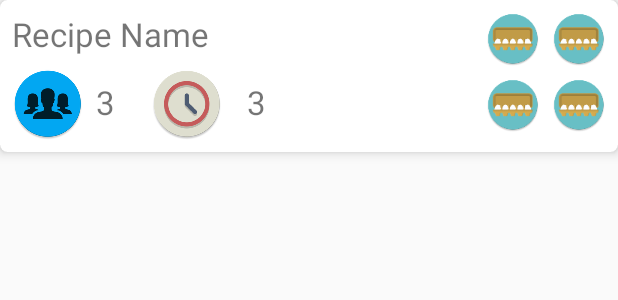
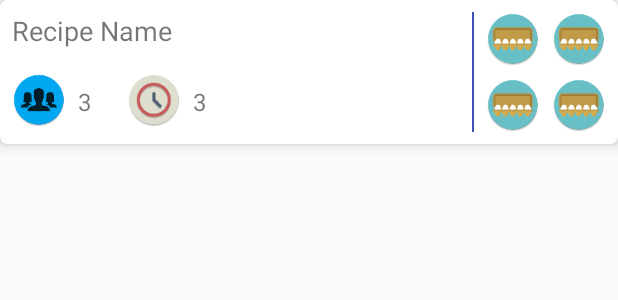
Before and after one commit to lestanzione/MyBookRecipe, an Android app: the layout row_recipe.xml on its own in the app's theme, with its tools: preview values and no code run, on a phone screen of 412 x 824 dp. Shown: the top 300 px of the screen. Run offline under Robolectric (Android 15) with nearby library versions, the phone set to English and light mode, and no system bars.

Commit message:
Small UI improvements

```diff
--- a/app/src/main/res/layout/layout_recipe_new.xml
+++ b/app/src/main/res/layout/layout_recipe_new.xml
@@ -5,7 +5,6 @@
     android:id="@+id/newRecipeNestedScrollView"
     android:layout_width="match_parent"
     android:layout_height="match_parent"
-    android:background="@color/colorAccent"
     app:layout_behavior="@string/appbar_scrolling_view_behavior">
 
     <RelativeLayout
@@ -202,8 +201,11 @@
                         android:layout_height="wrap_content"
                         android:hint="Serves"
                         android:inputType="number"
+                        android:maxLength="2"
                         android:singleLine="true"
-                        android:layout_toRightOf="@id/newRecipeServesImageView"/>
+                        android:background="@android:color/transparent"
+                        android:layout_toRightOf="@id/newRecipeServesImageView"
+                        android:layout_centerVertical="true"/>
 
                 </RelativeLayout>
 
--- a/app/src/main/res/layout/row_recipe.xml
+++ b/app/src/main/res/layout/row_recipe.xml
@@ -60,12 +60,23 @@
             android:layout_marginEnd="8dp"
             android:layout_marginBottom="8dp"/>
 
+        <View
+            android:id="@+id/recipeItemDivider"
+            android:layout_width="1dp"
+            android:layout_height="80dp"
+            android:background="@color/colorPrimary"
+            android:layout_marginTop="8dp"
+            android:layout_marginRight="8dp"
+            android:layout_marginEnd="8dp"
+            android:layout_toLeftOf="@id/recipeItem1ImageView"
+            android:layout_toStartOf="@id/recipeItem1ImageView"/>
+
         <TextView
             android:id="@+id/recipeNameTextView"
             android:layout_width="wrap_content"
             android:layout_height="wrap_content"
             android:text="Recipe Name"
-            android:textSize="22sp"
+            android:textSize="18sp"
             android:maxLines="1"
             android:ellipsize="end"
             android:layout_alignParentLeft="true"
@@ -73,15 +84,15 @@
             android:layout_marginTop="8dp"
             android:layout_marginLeft="8dp"
             android:layout_marginStart="8dp"
-            android:layout_toLeftOf="@id/recipeItem1ImageView"
-            android:layout_toStartOf="@id/recipeItem1ImageView"/>
+            android:layout_toLeftOf="@id/recipeItemDivider"
+            android:layout_toStartOf="@id/recipeItemDivider"/>
 
         <ImageView
             android:id="@+id/recipeServesImageView"
-            android:layout_width="wrap_content"
-            android:layout_height="wrap_content"
+            android:layout_width="36dp"
+            android:layout_height="36dp"
             android:src="@drawable/ic_people"
-            android:layout_marginTop="8dp"
+            android:layout_marginTop="16dp"
             android:layout_marginLeft="8dp"
             android:layout_marginStart="8dp"
             android:layout_marginBottom="8dp"
@@ -92,8 +103,8 @@
             android:layout_width="wrap_content"
             android:layout_height="wrap_content"
             android:text="3"
-            android:textSize="22sp"
-            android:layout_marginTop="16dp"
+            android:textSize="16sp"
+            android:layout_marginTop="24dp"
             android:layout_marginLeft="8dp"
             android:layout_marginStart="8dp"
             android:layout_toRightOf="@id/recipeServesImageView"
@@ -101,10 +112,10 @@
 
         <ImageView
             android:id="@+id/recipeDurationImageView"
-            android:layout_width="wrap_content"
-            android:layout_height="wrap_content"
+            android:layout_width="36dp"
+            android:layout_height="36dp"
             android:src="@drawable/ic_clock"
-            android:layout_marginTop="8dp"
+            android:layout_marginTop="16dp"
             android:layout_marginLeft="24dp"
             android:layout_marginStart="24dp"
             android:layout_marginBottom="8dp"
@@ -116,10 +127,10 @@
             android:layout_width="wrap_content"
             android:layout_height="wrap_content"
             android:text="3"
-            android:textSize="22sp"
-            android:layout_marginTop="16dp"
-            android:layout_marginLeft="16dp"
-            android:layout_marginStart="16dp"
+            android:textSize="16sp"
+            android:layout_marginTop="24dp"
+            android:layout_marginLeft="8dp"
+            android:layout_marginStart="8dp"
             android:layout_toRightOf="@id/recipeDurationImageView"
             android:layout_below="@id/recipeNameTextView"/>
 
```
Also changed, not shown: app/src/main/java/com/stanzione/mybookrecipe/MainActivity.java (+7 -0 lines), app/src/main/res/layout/layout_recipe_list.xml (+9 -1 lines).
